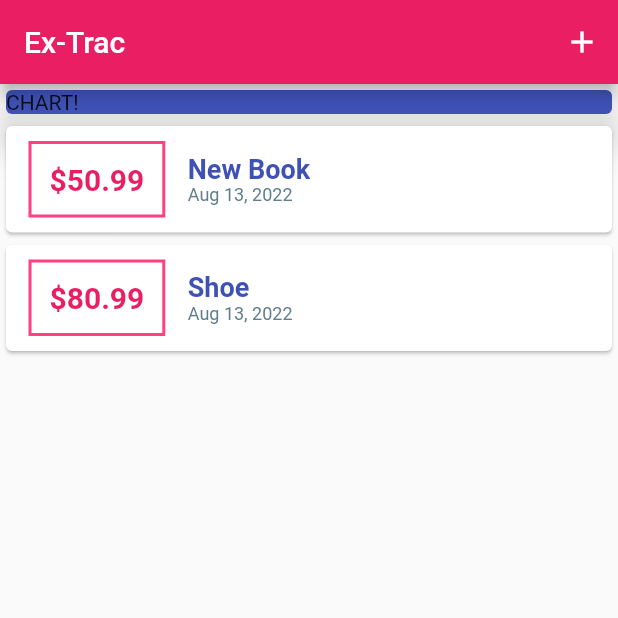
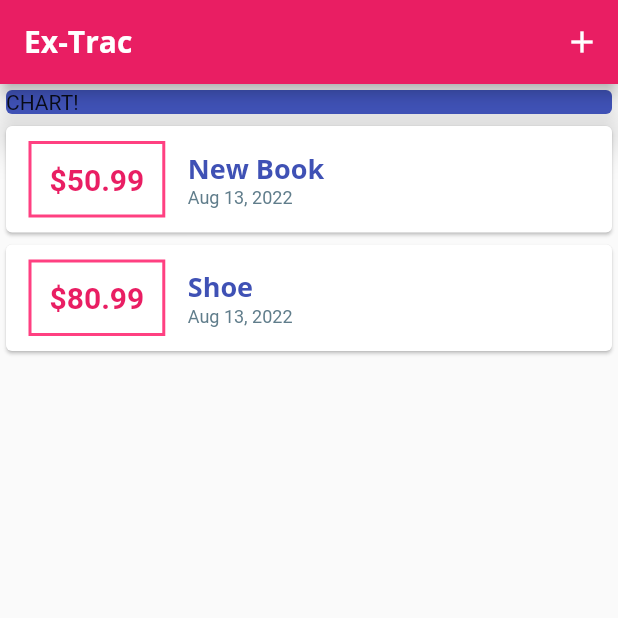
Before and after one commit to cjchika/mob-expense_tracker, a Flutter app: the screen it shows after launch, on a phone screen of 412 x 824 dp, the top half of it. Run offline on Flutter 3.47's test engine with Material 2 defaults, Android fonts, the phone set to English and light mode, and no system bars.

Commit message:
Building UI

```diff
--- a/lib/main.dart
+++ b/lib/main.dart
@@ -11,7 +11,28 @@ class MyApp extends StatelessWidget {
   Widget build(BuildContext context) {
     return MaterialApp(
       title: 'Ex-Trac',
-      theme: ThemeData(primarySwatch: Colors.pink, accentColor: Colors.indigo),
+      theme: ThemeData(
+        fontFamily: 'Quicksand',
+        textTheme: ThemeData.light().textTheme.copyWith(
+              headline6: TextStyle(
+                fontFamily: 'OpenSans',
+                fontWeight: FontWeight.bold,
+                fontSize: 18,
+              ),
+            ),
+        colorScheme: ColorScheme.fromSwatch(
+          primarySwatch: Colors.pink,
+        ).copyWith(
+          secondary: Colors.indigo,
+        ),
+        appBarTheme: AppBarTheme(
+          titleTextStyle: TextStyle(
+            fontFamily: 'OpenSans',
+            fontSize: 20,
+            fontWeight: FontWeight.bold,
+          ),
+        ),
+      ),
       home: MyHomePage(),
     );
   }
--- a/lib/widgets/transaction.list.dart
+++ b/lib/widgets/transaction.list.dart
@@ -41,11 +41,9 @@ class TransactionList extends StatelessWidget {
                   children: [
                     Text(
                       transactions[index].title,
-                      style: TextStyle(
-                        fontSize: 18,
-                        color: Colors.indigo,
-                        fontWeight: FontWeight.bold,
-                      ),
+                      style: Theme.of(context).textTheme.headline6.copyWith(
+                            color: Colors.indigo,
+                          ),
                     ),
                     Text(
                       DateFormat.yMMMd().format(transactions[index].date),
```
Also changed, not shown: pubspec.yaml (+11 -6 lines), assets/fonts/OpenSans-Bold.ttf (added), assets/fonts/OpenSans-Regular.ttf (added), assets/fonts/Quicksand-Bold.ttf (added), assets/fonts/Quicksand-Light.ttf (added), assets/fonts/Quicksand-Medium.ttf (added), assets/fonts/Quicksand-Regular.ttf (added).
